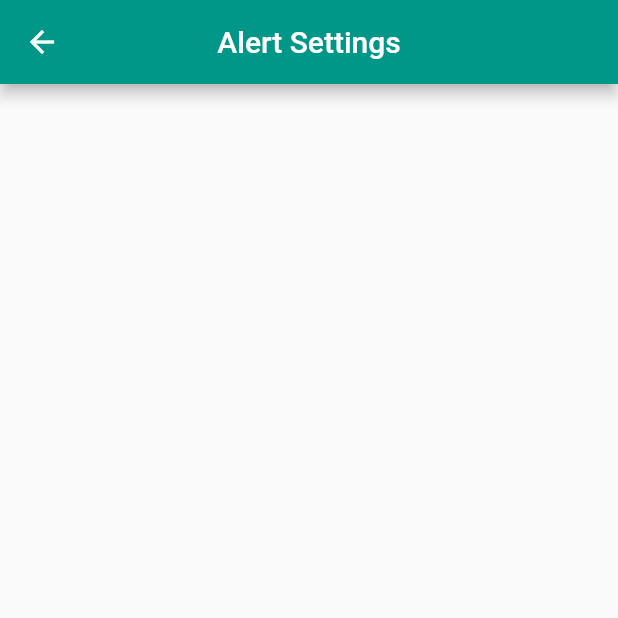
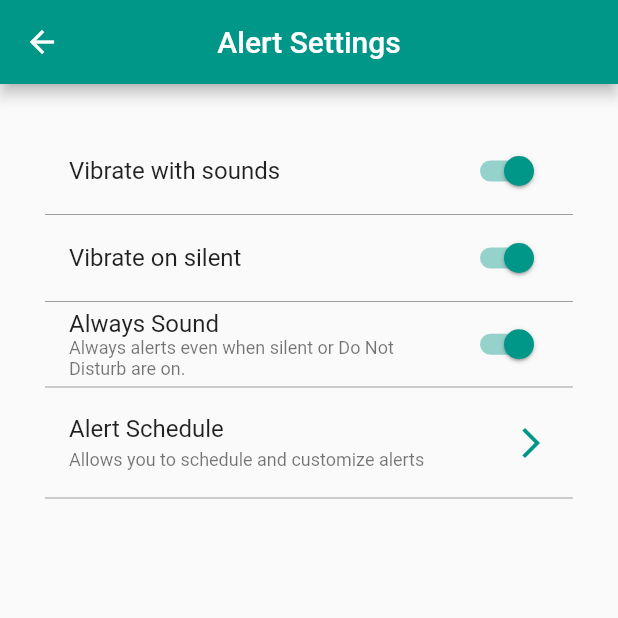
Before and after one commit to athoslabs/iwelcgm, a Flutter app: the AlertSettingsScreen screen opened directly, on a phone screen of 412 x 824 dp, the top half of it. Run offline on Flutter 3.47's test engine with Material 2 defaults, Android fonts, the phone set to English and light mode, and no system bars; our stand-ins replace flutter_blue, flutter_login, mask_text_input_formatter, syncfusion_flutter_charts, syncfusion_flutter_gauges; missing offline and left inert: amplify_analytics_pinpoint, amplify_api, amplify_auth_cognito, amplify_datastore, amplify_datastore_plugin_interface, amplify_flutter.

Commit message:
Added Alert functionality

```diff
--- a/lib/screens/settings_alerts.dart
+++ b/lib/screens/settings_alerts.dart
@@ -1,4 +1,8 @@
+// Packages
 import 'package:flutter/material.dart';
+
+// Screens
+import '../screens/settings_alert_schedule.dart';
 
 class AlertSettingsScreen extends StatefulWidget {
 
@@ -10,6 +14,7 @@ class AlertSettingsScreen extends StatefulWidget {
 
 class _AlertSettingsScreenState extends State<AlertSettingsScreen> {
 
+  bool value = true;
   @override
   Widget build(BuildContext context) {
     return _buildUI();
@@ -22,6 +27,61 @@ class _AlertSettingsScreenState extends State<AlertSettingsScreen> {
         title: Text('Alert Settings'),
         centerTitle: true,
       ),
+     body: ListView(
+       padding: EdgeInsets.all(30.0),
+       children: [
+         ListTile(
+           title: Text('Vibrate with sounds'),
+           trailing: buildSwitch(),
+         ),
+         Divider(
+           height: 2,
+           color: Colors.grey,
+         ),
+         ListTile(
+           title: Text('Vibrate on silent'),
+           trailing: buildSwitch(),
+         ),
+         Divider(
+           height: 2,
+           color: Colors.grey,
+         ),
+         ListTile(
+           title: Text('Always Sound'),
+           subtitle: Text('Always alerts even when silent or Do Not Disturb are on.', style: TextStyle(fontSize: 12)),
+           trailing: buildSwitch(),
+         ),
+         Divider(
+           height: 2,
+           color: Colors.grey,
+         ),
+         ListTile(
+           title: Text('Alert Schedule'),
+           subtitle: Text('Allows you to schedule and customize alerts', style: TextStyle(fontSize: 12),),
+           trailing: Icon(
+             Icons.arrow_forward_ios,
+             color: Colors.teal,
+           ),
+           onTap: () {
+             Navigator.of(context).push(MaterialPageRoute(
+               builder: (context) => AlertScheduleScreen(),
+             ));
+           },
+         ),
+         Divider(
+           height: 2,
+           color: Colors.grey,
+         ),
+       ],
+     ),
     );
   }
+
+  Widget buildSwitch() => Switch.adaptive(
+    activeColor: Colors.teal,
+      activeTrackColor: Colors.teal.withOpacity(0.4),
+      value: value,
+      onChanged: (value) => setState(() {
+    this.value = value;
+  },),);
 }
```
Also changed, not shown: lib/screens/settings_alert_schedule.dart (added, +97 -0 lines), lib/screens/settings_share_data.dart (+31 -0 lines).
